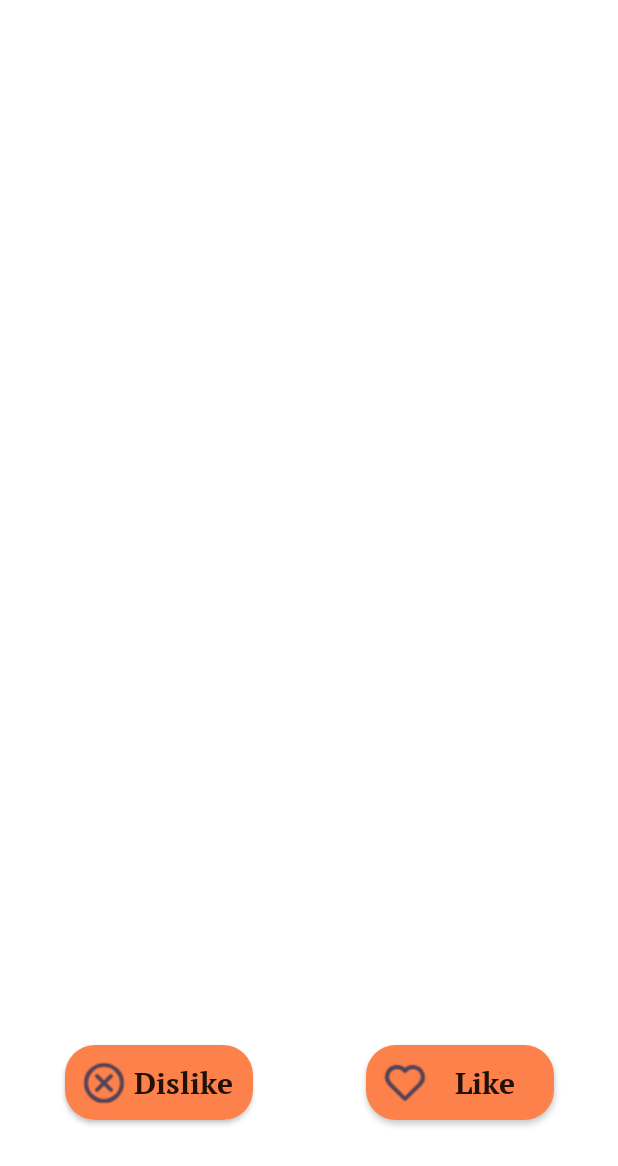
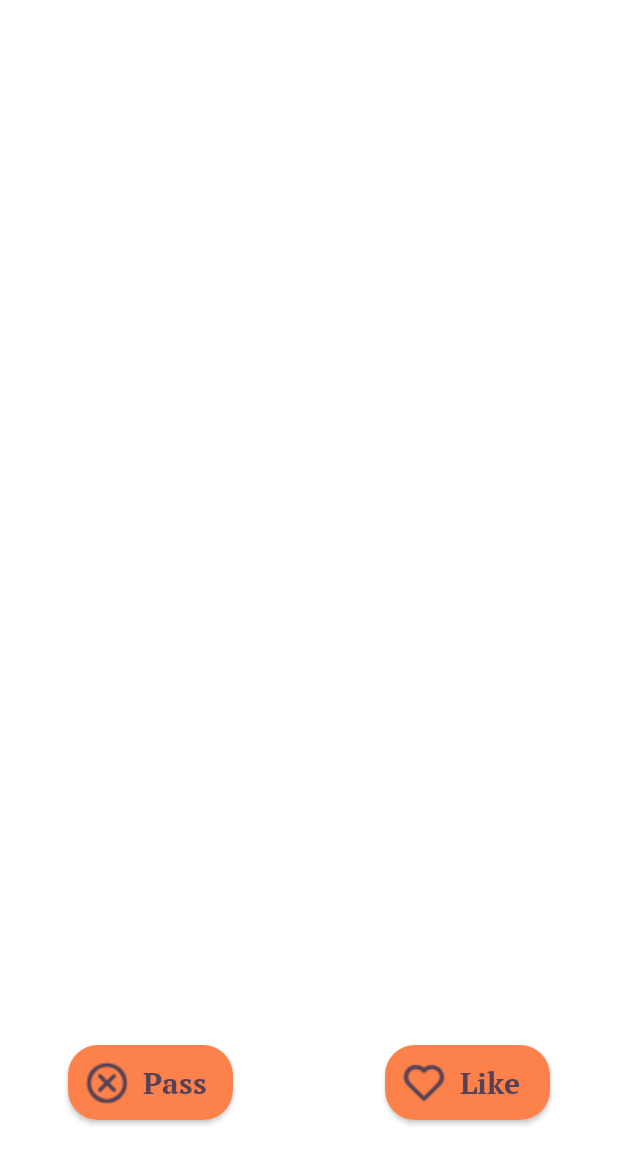
Before and after one commit to NathanGrs00/camistry, an Android app: the layout fragment_overlay_main.xml on its own in the app's theme, with its tools: preview values and no code run, on a phone screen of 412 x 824 dp. Shown: the top 1166 px of the screen. Run offline under Robolectric (Android 15) with nearby library versions, the phone set to English and light mode, and no system bars.

Commit message:
Add dimens for button styling and update fragment layout for like/dislike buttons

```diff
--- a/app/src/main/res/layout/fragment_overlay_main.xml
+++ b/app/src/main/res/layout/fragment_overlay_main.xml
@@ -6,15 +6,18 @@
 
     <androidx.appcompat.widget.AppCompatButton
         android:id="@+id/btn_dislike"
-        android:layout_width="125dp"
-        android:layout_height="50dp"
+        android:layout_width="@dimen/button_width"
+        android:layout_height="@dimen/button_height"
         android:background="@drawable/bg_button_overlay"
         android:drawableStart="@drawable/ic_cross_small"
+        android:drawablePadding="@dimen/button_drawable_padding"
         android:fontFamily="@font/serif_bold"
-        android:padding="10dp"
+        android:gravity="center_vertical"
+        android:padding="@dimen/button_padding"
         android:text="@string/button_dislike"
         android:textAllCaps="false"
-        android:textSize="20sp"
+        android:textColor="@color/primary_background_violet"
+        android:textSize="@dimen/button_text_size"
         app:layout_constraintBottom_toBottomOf="parent"
         app:layout_constraintEnd_toEndOf="parent"
         app:layout_constraintHorizontal_bias="0.15"
@@ -25,15 +28,18 @@
 
     <androidx.appcompat.widget.AppCompatButton
         android:id="@+id/btn_like"
-        android:layout_width="125dp"
-        android:layout_height="50dp"
+        android:layout_width="@dimen/button_width"
+        android:layout_height="@dimen/button_height"
         android:background="@drawable/bg_button_overlay"
         android:drawableStart="@drawable/ic_heart"
+        android:drawablePadding="@dimen/button_drawable_padding"
         android:fontFamily="@font/serif_bold"
-        android:padding="10dp"
+        android:gravity="center_vertical"
+        android:padding="@dimen/button_padding"
         android:text="@string/button_like"
         android:textAllCaps="false"
-        android:textSize="20sp"
+        android:textColor="@color/primary_background_violet"
+        android:textSize="@dimen/button_text_size"
         app:layout_constraintBottom_toBottomOf="parent"
         app:layout_constraintEnd_toEndOf="parent"
         app:layout_constraintHorizontal_bias="0.85"
--- /dev/null
+++ b/app/src/main/res/values/dimens.xml
@@ -0,0 +1,8 @@
+<?xml version="1.0" encoding="utf-8"?>
+<resources>
+    <dimen name="button_height">50dp</dimen>
+    <dimen name="button_width">110dp</dimen>
+    <dimen name="button_padding">10dp</dimen>
+    <dimen name="button_text_size">20sp</dimen>
+    <dimen name="button_drawable_padding">8dp</dimen>
+</resources>
--- a/app/src/main/res/values/strings.xml
+++ b/app/src/main/res/values/strings.xml
@@ -9,5 +9,5 @@
     <string name="description_image_first">First photo on the dating profile.</string>
 
     <string name="button_like">Like</string>
-    <string name="button_dislike">Dislike</string>
+    <string name="button_dislike">Pass</string>
 </resources>
```
